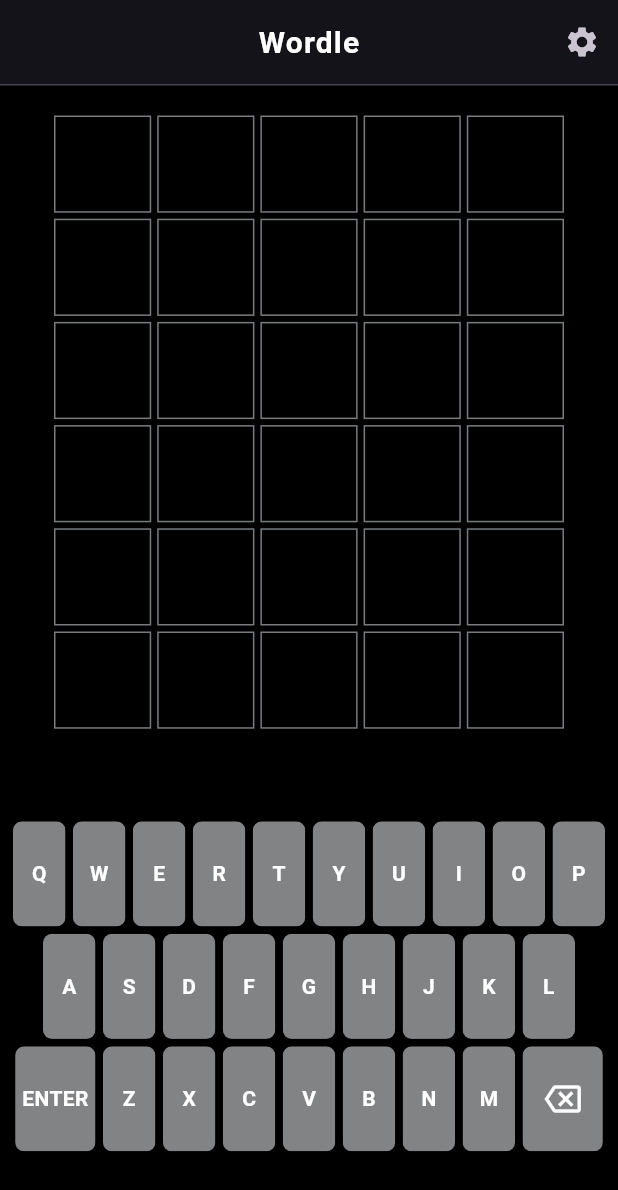
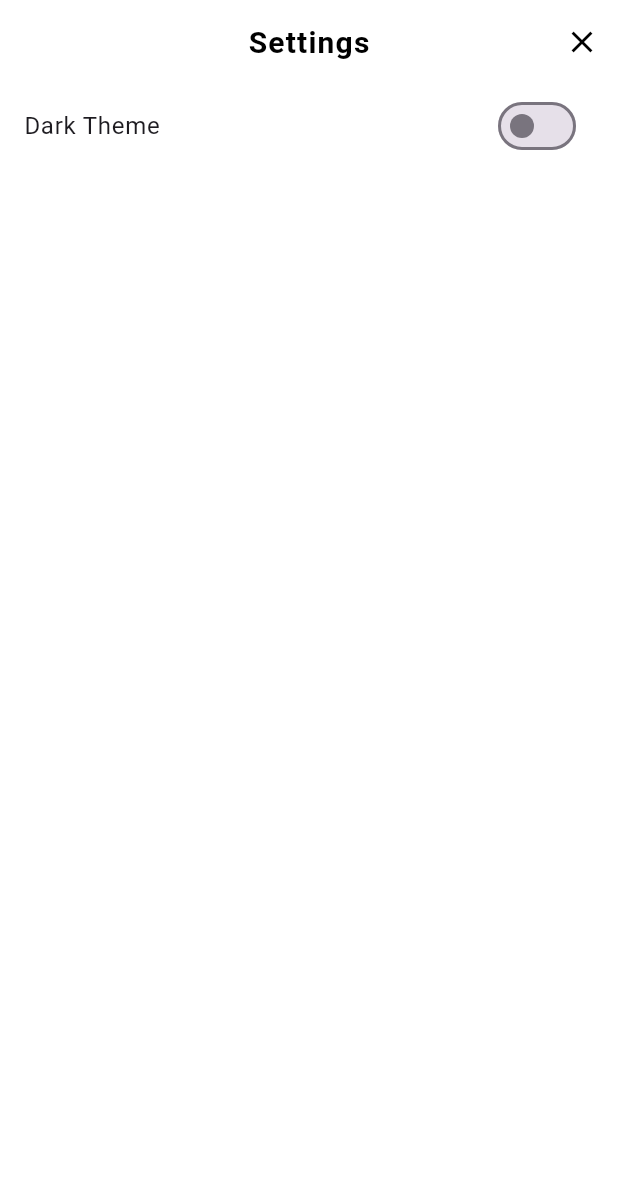
Before and after one commit to stp2003/Wordle, a Flutter app: the screen it shows after launch, after a tap on the "settings" icon, on a phone screen of 412 x 824 dp. Shown: the top 1190 px of the screen. Run offline on Flutter 3.47's test engine with Material 3 defaults, Android fonts, the phone set to English and light mode, and no system bars.

Commit message:
toggle theme in settings added

```diff
--- a/lib/controllers/theme_provider.dart
+++ b/lib/controllers/theme_provider.dart
@@ -3,8 +3,8 @@ import 'package:flutter/material.dart';
 class ThemeProvider extends ChangeNotifier {
   bool isDark = false;
 
-  setTheme() {
-    isDark = !isDark;
+  setTheme({required bool turnOn}) {
+    isDark = turnOn;
     notifyListeners();
   }
 }
--- a/lib/screens/home_screen.dart
+++ b/lib/screens/home_screen.dart
@@ -3,7 +3,7 @@ import 'dart:math';
 import 'package:flutter/material.dart';
 import 'package:provider/provider.dart';
 import 'package:wordle/controllers/controller.dart';
-import 'package:wordle/controllers/theme_provider.dart';
+import 'package:wordle/screens/settings.dart';
 
 import '../components/grid.dart';
 import '../components/keyboard_row.dart';
@@ -42,7 +42,11 @@ class _HomeScreenState extends State<HomeScreen> {
         actions: [
           IconButton(
             onPressed: () {
-              Provider.of<ThemeProvider>(context, listen: false).setTheme();
+              Navigator.of(context).push(
+                MaterialPageRoute(
+                  builder: (context) => const Settings(),
+                ),
+              );
             },
             icon: const Icon(Icons.settings),
           ),
--- /dev/null
+++ b/lib/screens/settings.dart
@@ -0,0 +1,50 @@
+import 'package:flutter/material.dart';
+import 'package:provider/provider.dart';
+import 'package:wordle/controllers/theme_provider.dart';
+
+class Settings extends StatefulWidget {
+  const Settings({super.key});
+
+  @override
+  State<Settings> createState() => _SettingsState();
+}
+
+class _SettingsState extends State<Settings> {
+  bool _isSwitched = false;
+
+  @override
+  Widget build(BuildContext context) {
+    return Scaffold(
+      appBar: AppBar(
+        automaticallyImplyLeading: false,
+        title: const Text('Settings'),
+        centerTitle: true,
+        elevation: 0,
+        actions: [
+          IconButton(
+            onPressed: () {
+              Navigator.maybePop(context);
+            },
+            icon: const Icon(Icons.clear),
+          ),
+        ],
+      ),
+      body: Column(
+        children: [
+          SwitchListTile(
+            title: const Text('Dark Theme'),
+            value: _isSwitched,
+            onChanged: (value) {
+              setState(() {
+                _isSwitched = value;
+              });
+              Provider.of<ThemeProvider>(context, listen: false).setTheme(
+                turnOn: _isSwitched,
+              );
+            },
+          ),
+        ],
+      ),
+    );
+  }
+}
```
